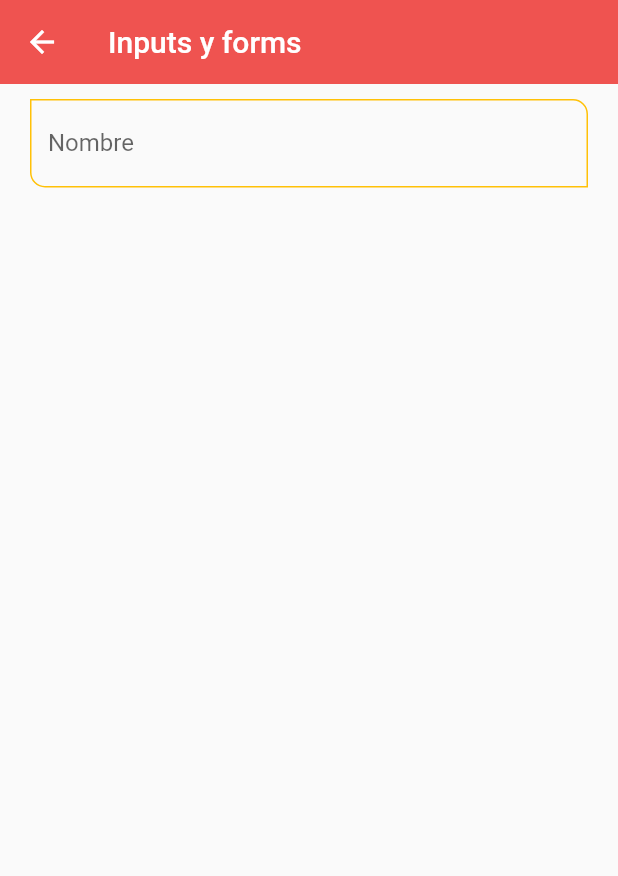
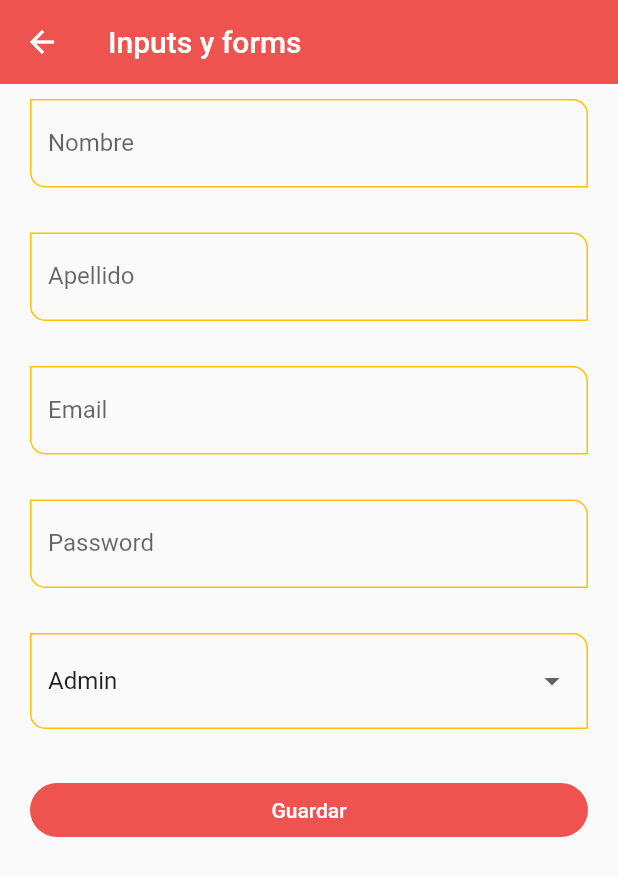
Before and after one commit to Djvash01/generic_component_example, a Flutter app: the InputsScreen screen opened by its route, on a phone screen of 412 x 824 dp. Shown: the top 876 px of the screen. Run offline on Flutter 3.47's test engine with Material 2 defaults, Android fonts, the phone set to English and light mode, and no system bars.

Commit message:
create simple form

```diff
--- a/lib/screens/inputs_screen.dart
+++ b/lib/screens/inputs_screen.dart
@@ -1,3 +1,4 @@
+import 'dart:developer';
 
 import 'package:flutter/material.dart';
 import 'package:generic_component_example/widgets/widgets.dart';
@@ -7,6 +8,16 @@ class InputsScreen extends StatelessWidget {
 
   @override
   Widget build(BuildContext context) {
+    final GlobalKey<FormState> myFormKey = GlobalKey<FormState>();
+
+    final Map<String, String> formValues = {
+      'first_name': 'David',
+      'last_name': 'yepes',
+      'email': 'dajv@sd.com',
+      'password': '123456',
+      'role': 'Admin'
+    };
+
     return Scaffold(
         appBar: AppBar(
           title: const Text('Inputs y forms'),
@@ -14,13 +25,88 @@ class InputsScreen extends StatelessWidget {
         body: SingleChildScrollView(
           child: Padding(
             padding: const EdgeInsets.symmetric(horizontal: 20, vertical: 10),
-            child: Column(
-              children: const [
-                CustomInputField(
-                  labelText: Text('Nombre'),
-                  hintText: 'Nombre del usuario',
-                )
-              ],
+            child: Form(
+              key: myFormKey,
+              child: Column(
+                children: [
+                  CustomInputField(
+                    labelText: const Text('Nombre'),
+                    hintText: 'Nombre del usuario',
+                    formProperty: 'first_name',
+                    formValues: formValues,
+                  ),
+                  const SizedBox(
+                    height: 30,
+                  ),
+                  CustomInputField(
+                    labelText: const Text('Apellido'),
+                    hintText: 'Apellido del usuario',
+                    formProperty: 'last_name',
+                    formValues: formValues,
+                  ),
+                  const SizedBox(
+                    height: 30,
+                  ),
+                  CustomInputField(
+                    labelText: const Text('Email'),
+                    hintText: 'Correo del usuario',
+                    keyboardType: TextInputType.emailAddress,
+                    formProperty: 'email',
+                    formValues: formValues,
+                  ),
+                  const SizedBox(
+                    height: 30,
+                  ),
+                  CustomInputField(
+                    labelText: const Text('Password'),
+                    hintText: 'Clave del usuario',
+                    obscureText: true,
+                    formProperty: 'password',
+                    formValues: formValues,
+                  ),
+                  const SizedBox(
+                    height: 30,
+                  ),
+                  DropdownButtonFormField<String>(
+                      value: 'Admin',
+                      items: const [
+                        DropdownMenuItem(
+                          value: 'Admin',
+                          child: Text('Admin'),
+                        ),
+                        DropdownMenuItem(
+                          value: 'Jr deeveloper',
+                          child: Text('jr'),
+                        ),
+                        DropdownMenuItem(
+                          value: 'Semin senior',
+                          child: Text('ss'),
+                        ),
+                        DropdownMenuItem(
+                          value: 'seniur',
+                          child: Text('sss'),
+                        ),
+                      ],
+                      onChanged: (value) {
+                        formValues['role'] = value ?? 'Admin';
+                      }),
+                  const SizedBox(
+                    height: 30,
+                  ),
+                  ElevatedButton(
+                      onPressed: () {
+                        FocusScope.of(context).requestFocus(FocusNode());
+                        if (!myFormKey.currentState!.validate()) {
+                          log('Formulario no valido');
+                          return;
+                        }
+                        log(formValues.toString());
+                      },
+                      child: const SizedBox(
+                          width: double.infinity,
+                          child: Center(child: Text('Guardar'))))
+                ],
+              ),
             ),
           ),
         ));
--- a/lib/widgets/custom_input_field.dart
+++ b/lib/widgets/custom_input_field.dart
@@ -6,6 +6,10 @@ class CustomInputField extends StatelessWidget {
   final Widget? labelText;
   final IconData? icon;
   final IconData? suffixIcon;
+  final TextInputType? keyboardType;
+  final bool obscureText;
+  final String formProperty;
+  final Map<String, String> formValues;
 
   const CustomInputField({
     Key? key,
@@ -14,14 +18,22 @@ class CustomInputField extends StatelessWidget {
     this.labelText,
     this.icon,
     this.suffixIcon,
+    this.keyboardType,
+    this.obscureText = false,
+    required this.formProperty,
+    required this.formValues,
   }) : super(key: key);
 
   @override
   Widget build(BuildContext context) {
     return TextFormField(
       autofocus: false,
+      keyboardType: keyboardType,
+      obscureText: obscureText,
       textCapitalization: TextCapitalization.words,
-      onChanged: (value) {},
+      onChanged: (value) {
+        formValues[formProperty] = value;
+      },
       validator: (value) {
         if (value == null) return 'Estecampo es requerido';
         return value.length < 3 ? 'Minimo de 3 letras' : null;
```
